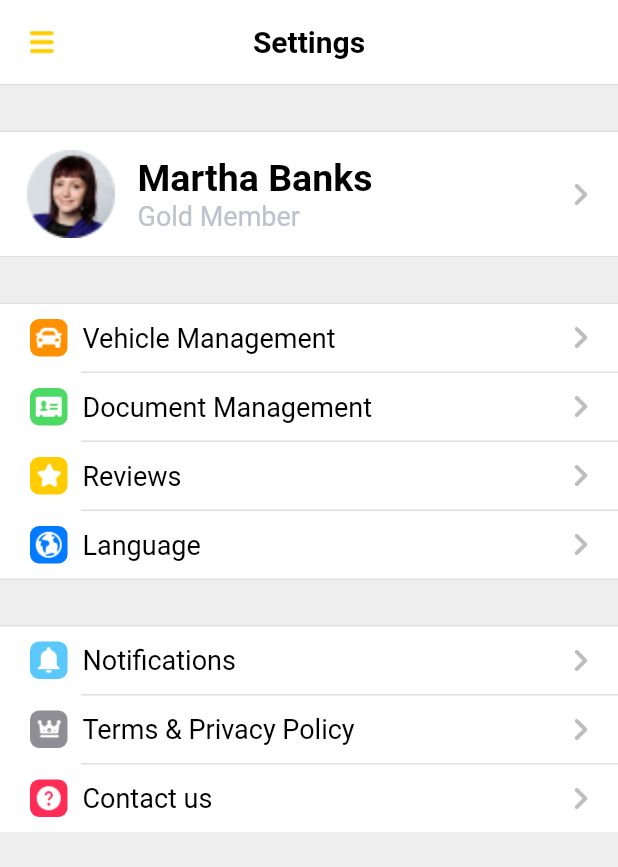
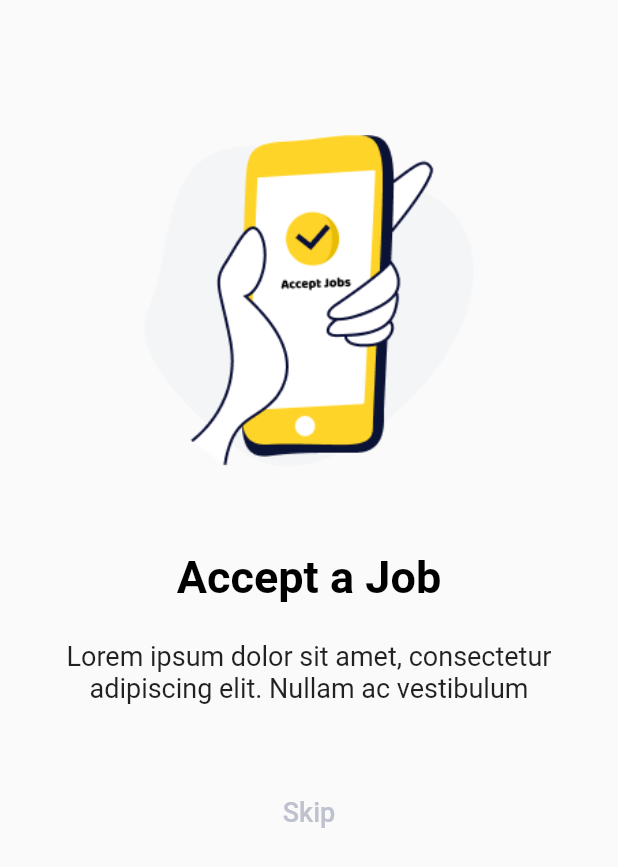
Before and after one commit to yashajitsaria/Siren24_MOD, a Flutter app: the screen it shows after launch, on a phone screen of 412 x 824 dp. Shown: the top 867 px of the screen. Run offline on Flutter 3.47's test engine with Material 2 defaults, Android fonts, the phone set to English and light mode, and no system bars; our stand-ins replace introduction_screen; Roboto replaces fonts that are missing (SF Pro Text, SF UI Display).

Commit message:
added onboarding pages

```diff
--- /dev/null
+++ b/lib/Onboarding Screens/Onboarding1.dart
@@ -0,0 +1,117 @@
+// ignore_for_file: file_names, prefer_const_constructors, prefer_const_literals_to_create_immutables
+
+import 'package:flutter/material.dart';
+import 'package:siren24/Onboarding%20Screens/Onboarding2.dart';
+import 'package:siren24/Onboarding%20Screens/Onboarding3.dart';
+// import 'package:smooth_page_indicator/smooth_page_indicator.dart';
+import 'package:introduction_screen/introduction_screen.dart';
+
+class Onboarding1 extends StatefulWidget {
+  const Onboarding1({Key? key}) : super(key: key);
+  static String id = 'onboarding_1';
+
+  @override
+  _Onboarding1State createState() => _Onboarding1State();
+}
+
+class _Onboarding1State extends State<Onboarding1> {
+  final onboaring = PageController();
+
+  @override
+  Widget build(BuildContext context) {
+    return Scaffold(
+      body: Column(
+        children: [
+          SizedBox(
+            height: 90,
+          ),
+          Image.asset(
+            'UIAssets/accept a job.png',
+            scale: 1.1,
+          ),
+          SizedBox(
+            height: 50,
+          ),
+          Text(
+            'Accept a Job',
+            style: TextStyle(
+              color: Colors.black,
+              fontWeight: FontWeight.bold,
+              fontSize: 30,
+            ),
+          ),
+          SizedBox(
+            height: 25,
+          ),
+          Center(
+            child: Column(
+              children: [
+                Text(
+                  'Lorem ipsum dolor sit amet, consectetur',
+                  style: TextStyle(
+                    fontSize: 18,
+                  ),
+                ),
+                Text(
+                  'adipiscing elit. Nullam ac vestibulum',
+                  style: TextStyle(
+                    fontSize: 18,
+                  ),
+                ),
+              ],
+            ),
+          ),
+          SizedBox(
+            height: 48,
+          ),
+          Center(
+            child: TextButton(
+              child: Text(
+                'Skip',
+                style: TextStyle(
+                  fontSize: 18,
+                  color: Color(0xFFBEC2CE),
+                ),
+              ),
+              onPressed: () {},
+            ),
+          ),
+          SizedBox(
+            height: 48,
+          ),
+          // SizedBox(
+          //   height: 250,
+          //   child: PageView(
+          //     controller: onboaring,
+          //     children: [
+          //       Onboarding1(),
+          //       Onboarding2(),
+          //       Onboarding3(),
+          //     ],
+          //   ),
+          // ),
+          // Column(
+          //   children: [
+          //     Container(
+          //       padding: EdgeInsets.all(0),
+          //       child: SmoothPageIndicator(
+          //         controller: onboaring,
+          //         count: 3,
+          //         onDotClicked: (index) => onboaring.animateToPage(
+          //           index,
+          //           duration: Duration(milliseconds: 300),
+          //           curve: Curves.bounceOut,
+          //         ),
+          //         effect: WormEffect(
+          //           dotColor: Color(0xFFF1F2F6),
+          //           activeDotColor: Color(0xFFFFD428),
+          //         ),
+          //       ),
+          //     ),
+          //   ],
+          // ),
+        ],
+      ),
+    );
+  }
+}
--- a/lib/main.dart
+++ b/lib/main.dart
@@ -7,7 +7,11 @@ import 'package:siren24/Menu_Bar.dart/Notifications.dart';
 import 'package:siren24/Menu_Bar.dart/Settings/Profile.dart';
 import 'package:siren24/Menu_Bar.dart/Settings/Settings.dart';
 import 'package:siren24/MyWallet/MyWallet.dart';
+import 'package:siren24/Onboarding%20Screens/Onboarding1.dart';
 
+import 'Onboarding Screens/Onboarding2.dart';
+import 'Onboarding Screens/Onboarding3.dart';
+import 'Onboarding Screens/SetupGPSLocations.dart';
 import 'SplashScreen.dart';
 
 void main() {
@@ -30,7 +34,10 @@ class Siren24 extends StatelessWidget {
       // routes: {
 
       // },
-      home: Settings(),
+      home: Onboarding1(),
+      // home: Onboarding2(),
+      // home: Onboarding3(),
+      // home: SetupGPSLocations(),
     );
   }
 }
--- a/pubspec.yaml
+++ b/pubspec.yaml
@@ -31,7 +31,7 @@ dependencies:
     sdk: flutter
   http: ^0.13.3
   flutter_riverpod: ^0.14.0+3
-
+  introduction_screen: ^2.1.0
 
   # The following adds the Cupertino Icons font to your application.
   # Use with the CupertinoIcons class for iOS style icons.
```
Also changed, not shown: lib/History/History.dart (added, +114 -0 lines), lib/History/HistoryDetails.dart (added, +20 -0 lines), lib/Onboarding Screens/Onboarding2.dart (added, +91 -0 lines), lib/Onboarding Screens/Onboarding3.dart (added, +92 -0 lines), lib/Onboarding Screens/SetupGPSLocations.dart (added, +104 -0 lines), UIAssets/accept a job.png (added), UIAssets/earn money.png (added), UIAssets/enable your location.png (added), UIAssets/tracking realtime.png (added), pubspec.lock.
